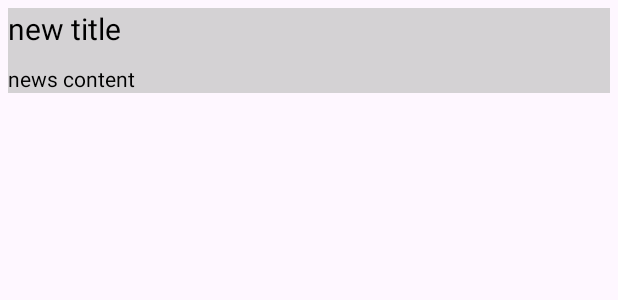
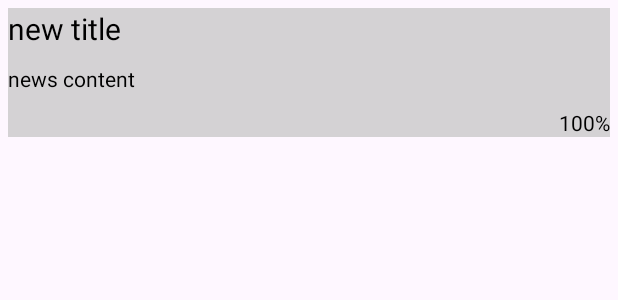
Before and after one commit to CharlotteChiou/android_sdk_practice, an Android app: the layout item_list.xml on its own in the app's theme, with its tools: preview values and no code run, on a phone screen of 412 x 824 dp. Shown: the top 300 px of the screen. Run offline under Robolectric (Android 15) with nearby library versions, the phone set to English and light mode, and no system bars.

Commit message:
view can get showing percent values

```diff
--- a/app/src/main/res/layout/item_list.xml
+++ b/app/src/main/res/layout/item_list.xml
@@ -37,6 +37,18 @@
             app:layout_constraintTop_toBottomOf="@id/news_title"
             tools:text="news content" />
 
+        <TextView
+            android:id="@+id/news_percent"
+            android:layout_width="wrap_content"
+            android:layout_height="wrap_content"
+            android:layout_marginTop="@dimen/common_margin_10"
+            android:textColor="@color/black"
+            android:maxLines="1"
+            android:textSize="@dimen/news_content_size"
+            app:layout_constraintEnd_toEndOf="parent"
+            app:layout_constraintTop_toBottomOf="@id/news_content"
+            tools:text="100%" />
+
     </androidx.constraintlayout.widget.ConstraintLayout>
 
 </androidx.constraintlayout.widget.ConstraintLayout>
--- a/app/src/main/res/values/strings.xml
+++ b/app/src/main/res/values/strings.xml
@@ -1,4 +1,5 @@
 <resources>
     <string name="app_name">ExamDemo</string>
     <string name="main_title">News: Tesla</string>
+    <string name="apk_key">A1I39GfNvKiN9q1IZVYQWke6l2OtYF664xjvg6smXAA</string>
 </resources>
```
Also changed, not shown: app/src/main/java/a/exam/demo/model/NewsData.kt (added, +7 -0 lines), app/src/main/java/a/exam/demo/view/MainActivity.kt (+48 -6 lines), app/src/main/java/a/exam/demo/view/MainListRecyclerView.kt (+5 -4 lines), app/src/main/java/a/exam/demo/viewmodel/MainActivityVM.kt (+2 -5 lines).
